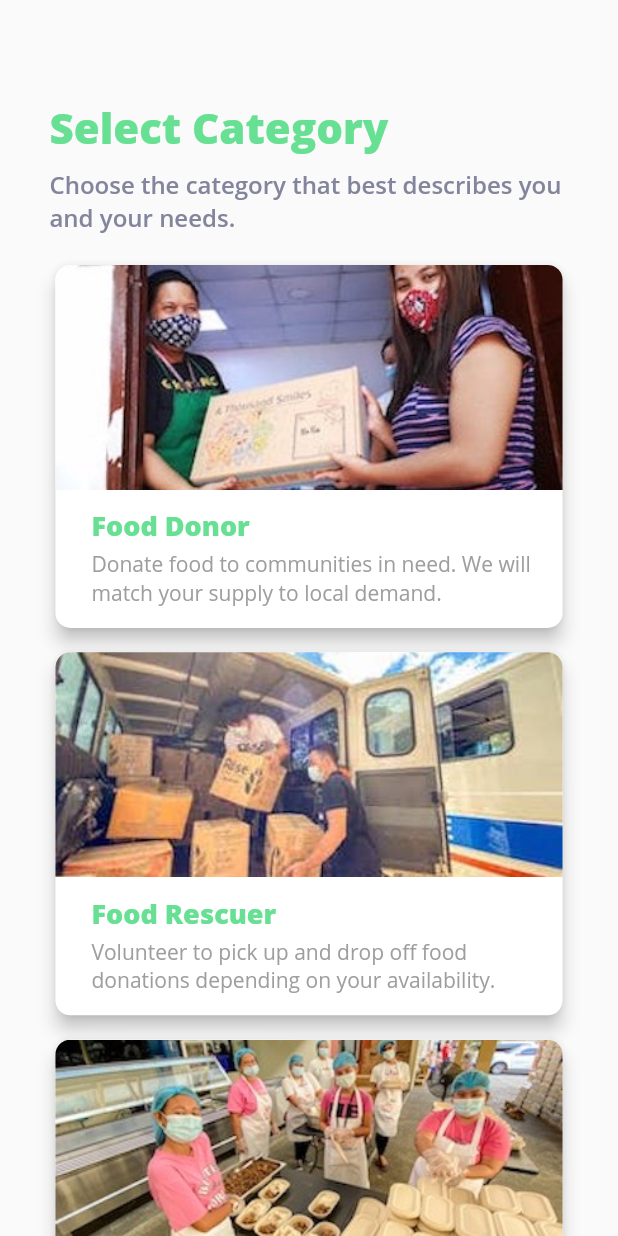
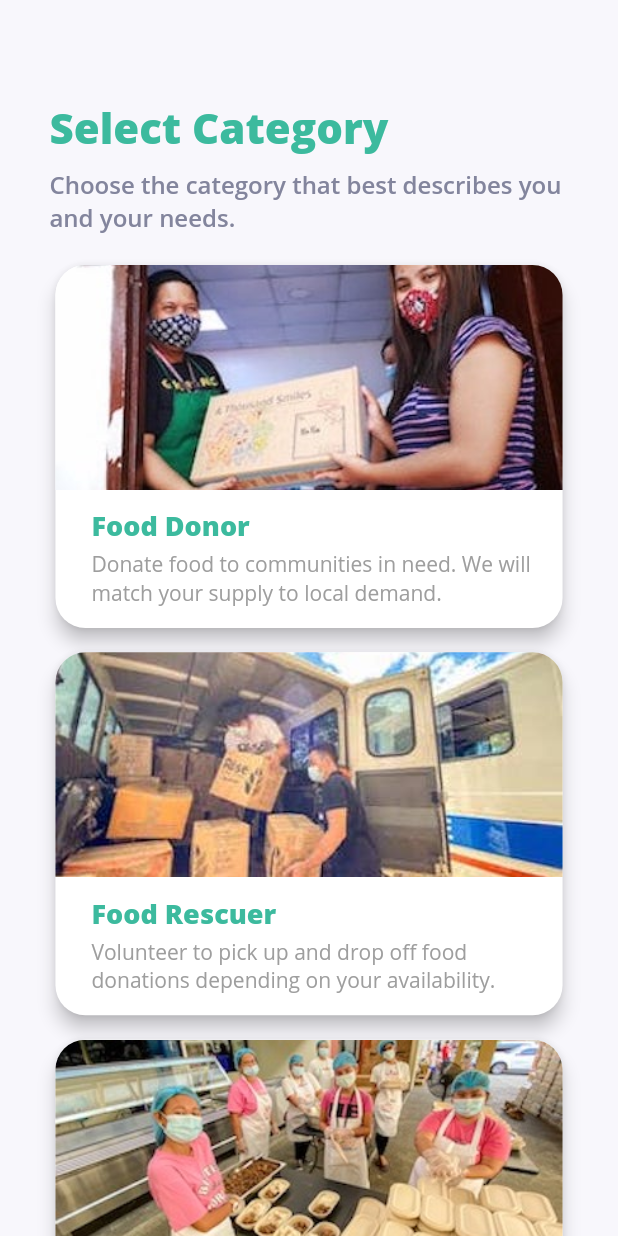
Before and after one commit to mathenaangeles/foodboard, a Flutter app: the Category screen opened directly, on a phone screen of 412 x 824 dp. Run offline on Flutter 3.47's test engine with Material 2 defaults, Android fonts, the phone set to English and light mode, and no system bars; our stand-ins replace firebase_auth, firebase_core, ionicons; accounts and stored records are empty.

Commit message:
Fixed colors

```diff
--- a/lib/auth/category.dart
+++ b/lib/auth/category.dart
@@ -1,6 +1,5 @@
 import 'package:foodboard/constants.dart';
 import 'package:flutter/material.dart';
-
 import 'package:foodboard/utils/auth_service.dart';
 
 import 'package:foodboard/auth/donor.dart';
@@ -17,6 +16,7 @@ class _CategoryState extends State<Category> {
   @override
   Widget build(BuildContext context) {
     return Scaffold(
+      backgroundColor: cards_background_color,
       resizeToAvoidBottomInset: true,
       body: Center(
         child: SingleChildScrollView(
@@ -41,7 +41,7 @@ class _CategoryState extends State<Category> {
                               textAlign: TextAlign.left,
                               style: TextStyle(
                                 fontWeight: FontWeight.w800,
-                                color: light_green,
+                                color: dark_green,
                                 fontSize: 28)
                             ),
                           ),
@@ -61,7 +61,7 @@ class _CategoryState extends State<Category> {
                             elevation: 5.0,
                             clipBehavior: Clip.antiAlias,
                             shape: RoundedRectangleBorder(
-                              borderRadius: BorderRadius.circular(10.0),
+                              borderRadius: BorderRadius.circular(20.0),
                             ),
                             child: InkWell(
                               splashColor: Colors.green.withAlpha(30),
@@ -88,7 +88,7 @@ class _CategoryState extends State<Category> {
                                         'Food Donor',
                                         style: TextStyle(
                                           fontWeight: FontWeight.w800,
-                                          color: light_green,
+                                          color: dark_green,
                                           fontSize: 18),
                                       ),
                                     ),
@@ -111,7 +111,7 @@ class _CategoryState extends State<Category> {
                           elevation: 5.0,
                           clipBehavior: Clip.antiAlias,
                           shape: RoundedRectangleBorder(
-                            borderRadius: BorderRadius.circular(10.0),
+                            borderRadius: BorderRadius.circular(20.0),
                           ),
                           child: InkWell(
                             splashColor: Colors.green.withAlpha(30),
@@ -138,7 +138,7 @@ class _CategoryState extends State<Category> {
                                       'Food Rescuer',
                                       style: TextStyle(
                                         fontWeight: FontWeight.w800,
-                                        color: light_green,
+                                        color: dark_green,
                                         fontSize: 18),
                                     ),
                                   ),
@@ -161,7 +161,7 @@ class _CategoryState extends State<Category> {
                           elevation: 5.0,
                           clipBehavior: Clip.antiAlias,
                           shape: RoundedRectangleBorder(
-                            borderRadius: BorderRadius.circular(10.0),
+                            borderRadius: BorderRadius.circular(20.0),
                           ),
                           child: InkWell(
                             splashColor: Colors.green.withAlpha(30),
@@ -188,7 +188,7 @@ class _CategoryState extends State<Category> {
                                         'Food Pantry',
                                         style: TextStyle(
                                           fontWeight: FontWeight.w800,
-                                          color: light_green,
+                                          color: dark_green,
                                           fontSize: 18),
                                       ),
                                     ),
```
